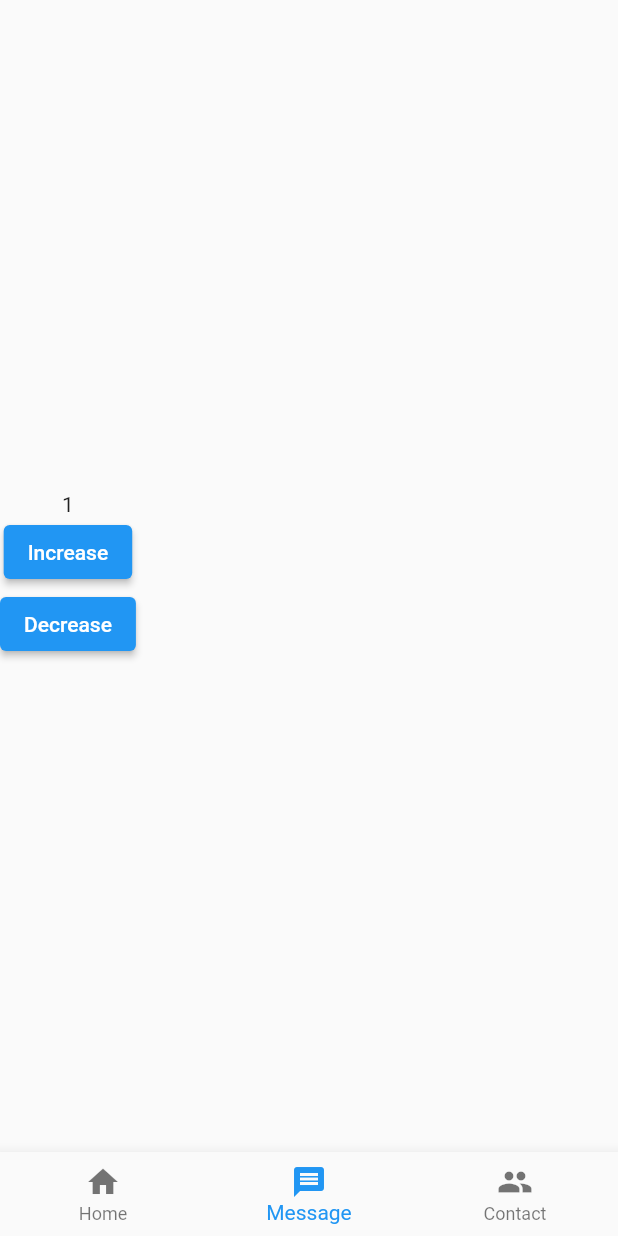
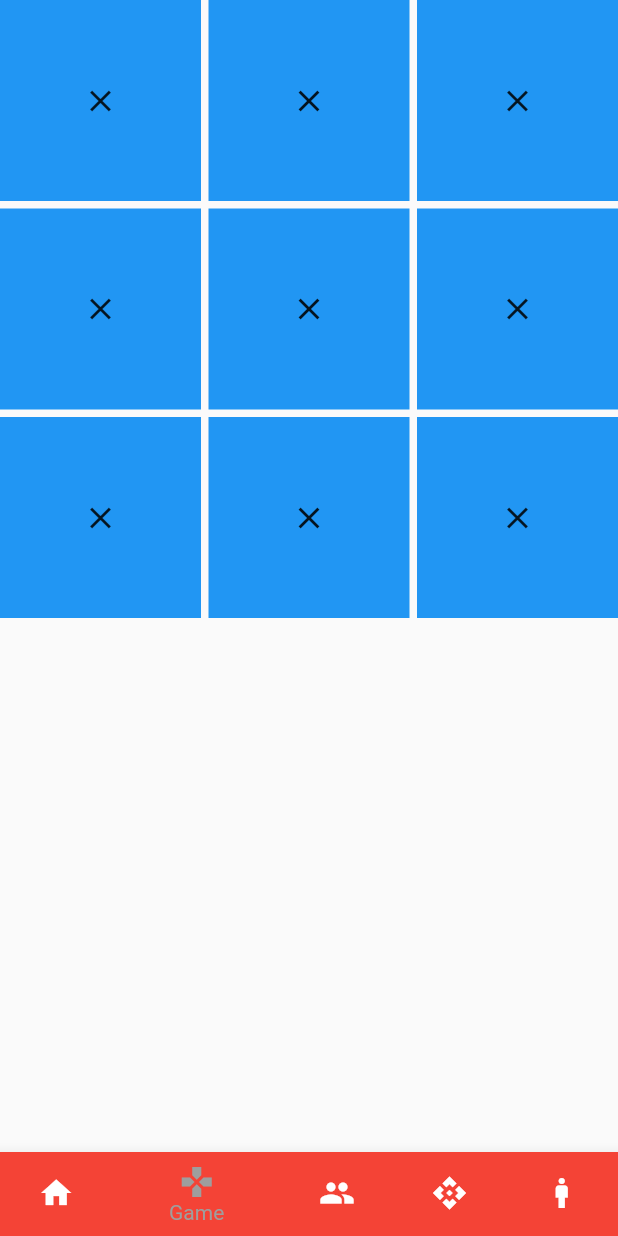
Before and after one commit to mdsumonahmed/cental_project, a Flutter app: the BottomNavigation screen opened directly, item 2 of the bottom bar chosen, on a phone screen of 412 x 824 dp. Run offline on Flutter 3.47's test engine with Material 2 defaults, Android fonts, the phone set to English and light mode, and no system bars; our stand-ins replace percent_indicator, simple_circular_progress_bar; network calls fail.

Commit message:
fetch data from api

```diff
--- /dev/null
+++ b/lib/apidata.dart
@@ -0,0 +1,58 @@
+import 'dart:convert';
+
+import 'package:flutter/material.dart';
+import 'package:flutter/src/foundation/key.dart';
+import 'package:flutter/src/widgets/framework.dart';
+import 'package:http/http.dart' as http;
+
+class ApiData extends StatefulWidget {
+  const ApiData({Key? key}) : super(key: key);
+  @override
+  State<ApiData> createState() => _MyWidgetState();
+}
+
+class _MyWidgetState extends State<ApiData> {
+  List data = [];
+  void Getdata() async {
+    http.Response response = await http.get(
+      Uri.parse("https://jsonplaceholder.typicode.com/photos"),
+    );
+
+    setState(() {
+      data = jsonDecode(response.body);
+    });
+  }
+
+  @override
+  void initState() {
+    super.initState();
+    Getdata();
+  }
+
+  @override
+  Widget build(BuildContext context) {
+    return Scaffold(
+      appBar: AppBar(
+        title: Text("Api Data"),
+      ),
+      body: ListView.builder(
+          itemCount: data.length,
+          itemBuilder: (context, index) {
+            return Card(
+              color: Colors.grey,
+              child: Container(
+                alignment: Alignment.center,
+                height: 100,
+                child: ListTile(
+                  leading: CircleAvatar(
+                    radius: 60,
+                    child: Text(data[index]["id"].toString()),
+                  ),
+                  title: Text(data[index]["title"]),
+                ),
+              ),
+            );
+          }),
+    );
+  }
+}
--- a/lib/bottomnavigation.dart
+++ b/lib/bottomnavigation.dart
@@ -1,5 +1,7 @@
+import 'package:cental_project/apidata.dart';
 import 'package:cental_project/countfunction.dart';
 import 'package:cental_project/dashboard.dart';
+import 'package:cental_project/jesondata.dart';
 import 'package:cental_project/profile.dart';
 import 'package:flutter/material.dart';
 import 'package:flutter/src/foundation/key.dart';
@@ -14,12 +16,14 @@ class BottomNavigation extends StatefulWidget {
 
 class _MyWidgetState extends State<BottomNavigation> {
   int index = 0;
-  var page = [Dashboard(), CountFunction(), Profile()];
+  var page = [Dashboard(), CountFunction(), Profile(), ApiData(), JesonData()];
   @override
   Widget build(BuildContext context) {
     return Scaffold(
       body: page[index],
       bottomNavigationBar: BottomNavigationBar(
+          fixedColor: Colors.grey,
+          backgroundColor: Color.fromARGB(255, 246, 186, 182),
           currentIndex: index,
           onTap: (value) {
             setState(() {
@@ -27,10 +31,14 @@ class _MyWidgetState extends State<BottomNavigation> {
             });
           },
           items: [
-            BottomNavigationBarItem(icon: Icon(Icons.home), label: "Home"),
             BottomNavigationBarItem(
-                icon: Icon(Icons.message), label: "Message"),
+                icon: Icon(Icons.home),
+                label: "Home",
+                backgroundColor: Colors.red),
+            BottomNavigationBarItem(icon: Icon(Icons.games), label: "Game"),
             BottomNavigationBarItem(icon: Icon(Icons.people), label: "Contact"),
+            BottomNavigationBarItem(icon: Icon(Icons.api), label: "Api Data"),
+            BottomNavigationBarItem(icon: Icon(Icons.man), label: "Jeson Data"),
           ]),
     );
   }
--- a/lib/countfunction.dart
+++ b/lib/countfunction.dart
@@ -11,29 +11,95 @@ class CountFunction extends StatefulWidget {
 
 class _MyWidgetState extends State<CountFunction> {
   int count = 1;
+  BoxState boxstate = BoxState.cross;
   @override
   Widget build(BuildContext context) {
     return Scaffold(
-      body: Column(
-        mainAxisAlignment: MainAxisAlignment.center,
-        children: [
-          Text(count.toString()),
-          ElevatedButton(
-              onPressed: () {
-                setState(() {
-                  count++;
-                });
-              },
-              child: Text('Increase')),
-          ElevatedButton(
-              onPressed: () {
-                setState(() {
-                  count--;
-                });
-              },
-              child: Text('Decrease')),
+      body: GridView.count(
+        crossAxisCount: 3,
+        mainAxisSpacing: 5,
+        crossAxisSpacing: 5,
+        children: <Widget>[
+          Container(
+            color: Colors.blue,
+            child: boxstate == BoxState.cross
+                ? const Icon(Icons.close)
+                : boxstate == BoxState.circle
+                    ? const Icon(Icons.circle)
+                    : Container(),
+          ),
+          Container(
+            color: Colors.blue,
+            child: boxstate == BoxState.cross
+                ? const Icon(Icons.close)
+                : boxstate == BoxState.circle
+                    ? const Icon(Icons.circle)
+                    : Container(),
+          ),
+          Container(
+            color: Colors.blue,
+            child: boxstate == BoxState.cross
+                ? const Icon(Icons.close)
+                : boxstate == BoxState.circle
+                    ? const Icon(Icons.circle)
+                    : Container(),
+          ),
+          Container(
+            color: Colors.blue,
+            child: boxstate == BoxState.cross
+                ? const Icon(Icons.close)
+                : boxstate == BoxState.circle
+                    ? const Icon(Icons.circle)
+                    : Container(),
+          ),
+          Container(
+            color: Colors.blue,
+            child: boxstate == BoxState.cross
+                ? const Icon(Icons.close)
+                : boxstate == BoxState.circle
+                    ? const Icon(Icons.circle)
+                    : Container(),
+          ),
+          Container(
+            color: Colors.blue,
+            child: boxstate == BoxState.cross
+                ? const Icon(Icons.close)
+                : boxstate == BoxState.circle
+                    ? const Icon(Icons.circle)
+                    : Container(),
+          ),
+          Container(
+            color: Colors.blue,
+            child: boxstate == BoxState.cross
+                ? const Icon(Icons.close)
+                : boxstate == BoxState.circle
+                    ? const Icon(Icons.circle)
+                    : Container(),
+          ),
+          Container(
+            color: Colors.blue,
+            child: boxstate == BoxState.cross
+                ? const Icon(Icons.close)
+                : boxstate == BoxState.circle
+                    ? const Icon(Icons.circle)
+                    : Container(),
+          ),
+          Container(
+            color: Colors.blue,
+            child: boxstate == BoxState.cross
+                ? const Icon(Icons.close)
+                : boxstate == BoxState.circle
+                    ? const Icon(Icons.circle)
+                    : Container(),
+          ),
         ],
       ),
     );
   }
 }
+
+enum BoxState {
+  cross,
+  circle,
+  empty,
+}
--- a/lib/main.dart
+++ b/lib/main.dart
@@ -1,3 +1,4 @@
+import 'package:cental_project/apidata.dart';
 import 'package:cental_project/bottomnavigation.dart';
 import 'package:cental_project/dashboard.dart';
 import 'package:cental_project/jesondata.dart';
@@ -19,8 +20,9 @@ class MyApp extends StatelessWidget {
   Widget build(BuildContext context) {
     return MaterialApp(
       debugShowCheckedModeBanner: false,
-      //home: BottomNavigation(),
-      home: JesonData(),
+      home: BottomNavigation(),
+      //home: JesonData(),
+      //home: ApiData(),
     );
   }
 }
--- a/pubspec.yaml
+++ b/pubspec.yaml
@@ -36,6 +36,7 @@ dependencies:
   cupertino_icons: ^1.0.2
   percent_indicator: ^4.2.3
   simple_circular_progress_bar: ^1.0.2
+  http: ^0.13.5
 
 dev_dependencies:
   flutter_test:
```
Also changed, not shown: pubspec.lock.
